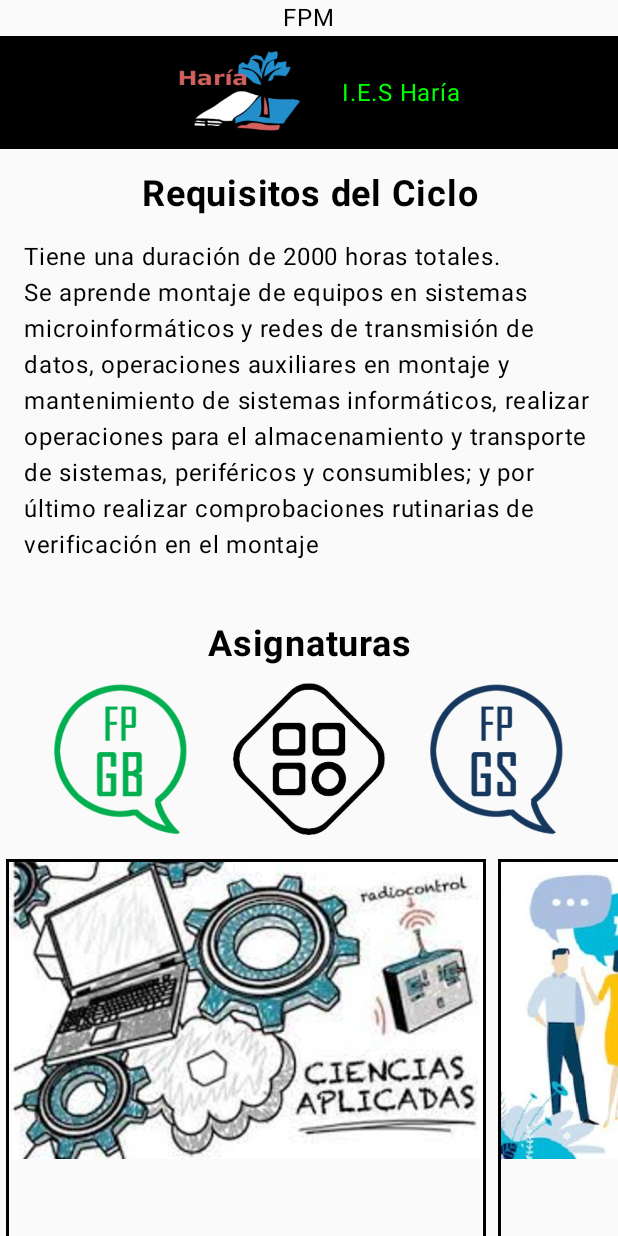
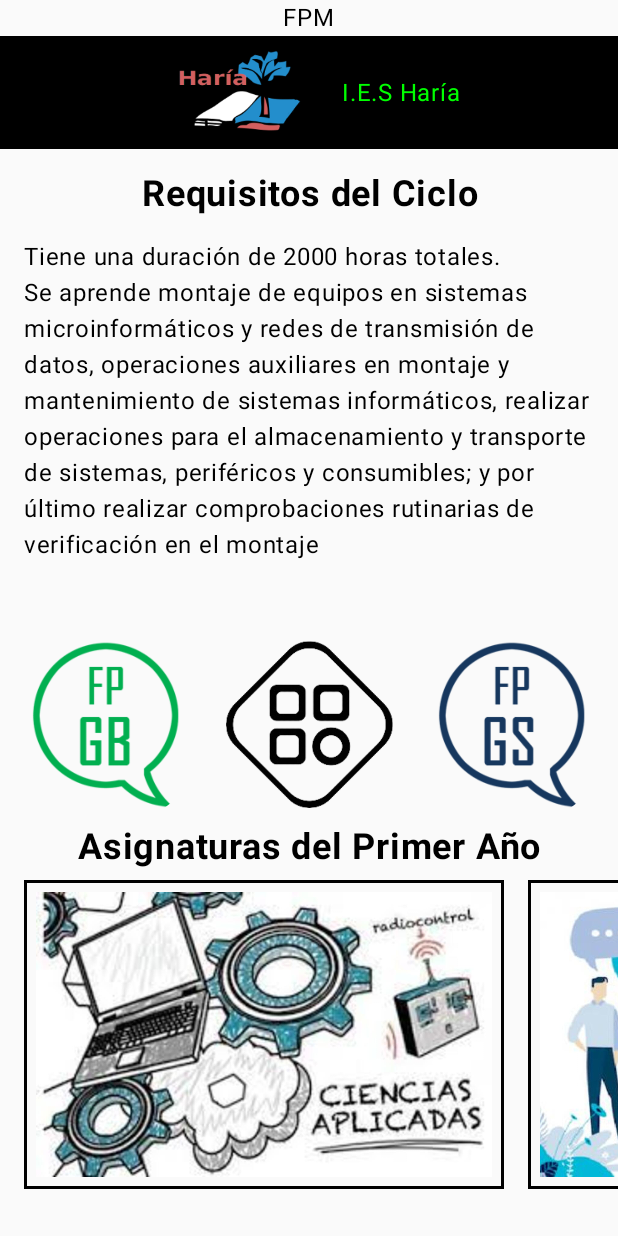
Before and after one commit to AlumnoDamian/InstitutoHaria, an Android app built with Jetpack Compose: the screen it shows after launch (MainActivity), after a tap on "fpm.png", on a phone screen of 412 x 824 dp. Run offline under Robolectric (Android 15) with nearby library versions, the phone set to English and light mode, and no system bars; 2 other taps on this screen came first.

Commit message:
He modificado y refactorizado
He modificado para que se pueda ver el nombre y la descripcion del Box de cada asignatura de forma correcta, tambien he refactorizado los botones para quitar lineas de codigo, y por ultimo agregue dos funciones llamadas MiTitulo y MiContenido, para poder colocar la informacion de cada ciclo

```diff
--- a/app/src/main/java/com/example/institutoharia/MainActivity.kt
+++ b/app/src/main/java/com/example/institutoharia/MainActivity.kt
@@ -14,6 +14,7 @@ import androidx.compose.foundation.clickable
 import androidx.compose.foundation.layout.Arrangement
 import androidx.compose.foundation.layout.Box
 import androidx.compose.foundation.layout.Column
+import androidx.compose.foundation.layout.PaddingValues
 import androidx.compose.foundation.layout.Row
 import androidx.compose.foundation.layout.Spacer
 import androidx.compose.foundation.layout.fillMaxSize
@@ -21,12 +22,9 @@ import androidx.compose.foundation.layout.fillMaxWidth
 import androidx.compose.foundation.layout.height
 import androidx.compose.foundation.layout.padding
 import androidx.compose.foundation.layout.size
+import androidx.compose.foundation.layout.width
 import androidx.compose.foundation.lazy.LazyColumn
 import androidx.compose.foundation.lazy.LazyRow
-import androidx.compose.foundation.lazy.items
-import androidx.compose.foundation.shape.CircleShape
-import androidx.compose.material3.CardDefaults
-import androidx.compose.material3.MaterialTheme
 import androidx.compose.material3.OutlinedCard
 import androidx.compose.material3.Text
 import androidx.compose.material3.TextButton
@@ -34,18 +32,16 @@ import androidx.compose.runtime.Composable
 import androidx.compose.runtime.getValue
 import androidx.compose.runtime.mutableStateOf
 import androidx.compose.runtime.remember
-import androidx.compose.runtime.rememberCoroutineScope
 import androidx.compose.runtime.saveable.rememberSaveable
 import androidx.compose.runtime.setValue
 import androidx.compose.ui.Alignment
 import androidx.compose.ui.Modifier
-import androidx.compose.ui.draw.clip
 import androidx.compose.ui.graphics.Color
-import androidx.compose.ui.layout.VerticalAlignmentLine
 import androidx.compose.ui.platform.LocalContext
 import androidx.compose.ui.res.painterResource
 import androidx.compose.ui.text.SpanStyle
 import androidx.compose.ui.text.buildAnnotatedString
+import androidx.compose.ui.text.font.Font
 import androidx.compose.ui.text.font.FontWeight
 import androidx.compose.ui.text.style.TextAlign
 import androidx.compose.ui.text.withStyle
@@ -127,26 +123,53 @@ fun MiTopBar() {
 }
 
 @Composable
-fun MiBotonPlaneate(onClick: () -> Unit, @DrawableRes imageResource: Int, contentDescription: String) {
+fun MiBotonPlaneate(onClick: () -> Unit, @DrawableRes imagenBoton: Int, contentDescription: String) {
     TextButton(
         onClick = { onClick() },
         modifier = Modifier.size(135.dp)
     ) {
         Image(
-            painter = painterResource(id = imageResource),
+            painter = painterResource(id = imagenBoton),
             contentDescription = contentDescription,
             modifier = Modifier.size(135.dp)
         )
     }
 }
+
+@Composable
+fun MiTitulo(
+    texto: String,
+    fontWeight: FontWeight,
+    textAlign: TextAlign
+) {
+    Text(
+        text = texto,
+        fontSize = 24.sp,
+        fontWeight = fontWeight,
+        textAlign = textAlign,
+        modifier = Modifier.padding(16.dp)
+    )
+}
+@Composable
+fun MiContenido(
+    texto: String,
+) {
+    Text(
+        text = texto,
+        fontSize = 16.sp,
+        modifier = Modifier.padding(start = 8.dp, end = 4.dp)
+    )
+    Spacer(modifier = Modifier.padding(16.dp))
+}
+
 /******************* GENERAL **********************/
 
 
 /******************* PRIMERA PÁGINA **********************/
 @Composable
 fun MiInicio(fpbClick: () -> Unit, fpmClick: () -> Unit, fpsClick: () -> Unit) {
-    Column (modifier = Modifier
-        .fillMaxWidth(),
+    Column (
+        modifier = Modifier.fillMaxWidth(),
         horizontalAlignment = Alignment.CenterHorizontally
     ) {
         MiTopBar()
@@ -161,32 +184,23 @@ fun MiInicio(fpbClick: () -> Unit, fpmClick: () -> Unit, fpsClick: () -> Unit) {
 
 @Composable
 fun MiInformacionDelCentro() {
-    Spacer(modifier = Modifier.padding(16.dp))
-    Text(
-        text = "Información del centro",
-        fontSize = 24.sp,
-        fontWeight = FontWeight.Bold,
-        textAlign = TextAlign.Center
-    )
-    Spacer(modifier = Modifier.padding(4.dp))
-    Text(
-        text = "Dirección: C. Santiago Noda, 4, 35520 Haría, Las Palmas.\n" +
+    MiTitulo("Información del Centro", FontWeight.Bold, TextAlign.Center)
+
+    MiContenido(
+        "Dirección: C. Santiago Noda, 4, 35520 Haría, Las Palmas.\n" +
               "Contactos: 928 30 30 14\n" +
               "Email: 35009206@gobiernodecanarias.org.\n" +
               "Dispone de la ESO, Bachillerato y FP Básica, Grado Medio y Superior de Informática y Comunicaciones.\n" +
-                "Cuenta con transporte escolar gratuito, turno de mañana y cafetería.",
-        fontSize = 16.sp,
-        modifier = Modifier.padding(start = 8.dp, end = 4.dp)
+              "Cuenta con transporte escolar gratuito, turno de mañana y cafetería."
     )
-    Spacer(modifier = Modifier.padding(16.dp))
 }
 
 @Composable
 fun MisBotonesInicio(fpbClick: () -> Unit, fpmClick: () -> Unit, fpsClick: () -> Unit) {
     Row {
-        MiBotonPlaneate(onClick = fpbClick, imageResource = R.drawable.fpb, contentDescription = "fpb.png")
-        MiBotonPlaneate(onClick = fpmClick, imageResource = R.drawable.fpm, contentDescription = "fpm.png")
-        MiBotonPlaneate(onClick = fpsClick, imageResource = R.drawable.fps, contentDescription = "fps.png")
+        MiBotonPlaneate(onClick = fpbClick, imagenBoton = R.drawable.fpb, contentDescription = "fpb.png")
+        MiBotonPlaneate(onClick = fpmClick, imagenBoton = R.drawable.fpm, contentDescription = "fpm.png")
+        MiBotonPlaneate(onClick = fpsClick, imagenBoton = R.drawable.fps, contentDescription = "fps.png")
     }
 }
 /******************* PRIMERA PÁGINA **********************/
@@ -196,8 +210,7 @@ fun MisBotonesInicio(fpbClick: () -> Unit, fpmClick: () -> Unit, fpsClick: () ->
 @Composable
 fun MiFPB(inicioClick: () -> Unit, fpmClick: () -> Unit, fpsClick: () -> Unit){
     LazyColumn (
-        modifier = Modifier
-            .fillMaxWidth(),
+        modifier = Modifier.fillMaxWidth(),
         horizontalAlignment = Alignment.CenterHorizontally
     ) {
         item{
@@ -259,43 +272,11 @@ fun MiInformacionYRequisitosFPB(){
 
 @Composable
 fun MisBotonesFPB(inicioClick: () -> Unit, fpmClick: () -> Unit, fpsClick: () -> Unit){
-
     Row {
-        TextButton(
-            onClick = { inicioClick() },
-            modifier = Modifier
-                .size(125.dp)
-        ) {
-            Image(
-                painter = painterResource(id = R.drawable.inicio),
-                contentDescription = "fpb.png",
-                modifier = Modifier.fillMaxSize(125f)
-            )
+        MiBotonPlaneate(onClick = inicioClick, imagenBoton = R.drawable.inicio, contentDescription = "inicio.png")
+        MiBotonPlaneate(onClick = fpmClick, imagenBoton = R.drawable.fpm, contentDescription = "fpm.png")
+        MiBotonPlaneate(onClick = fpsClick, imagenBoton = R.drawable.fps, contentDescription = "fps.png")
     }
-
-        TextButton(
-            onClick = { fpmClick() },
-            modifier = Modifier
-                .size(125.dp)
-        ) {
-            Image(
-                painter = painterResource(id = R.drawable.fpm),
-                contentDescription = "fpm.png",
-            )
-        }
-
-        TextButton(
-            onClick = { fpsClick() },
-            modifier = Modifier
-                .size(125.dp)
-        ) {
-            Image(
-                painter = painterResource(id = R.drawable.fps),
-                contentDescription = "fps.png",
-            )
-        }
-    }
-
 }
 
 @Composable
@@ -333,28 +314,34 @@ fun MiForAsignaturasFPB1(imagenAsignatura: List<Int>, nombre: List<String>, desc
     var expandirBox by remember {mutableStateOf(-1)}
 
     Text(
-        text = "Asignaturas",
+        text = "Asignaturas del Primer Año",
         fontSize = 24.sp,
         fontWeight = FontWeight.Bold,
         textAlign = TextAlign.Center
     )
 
     LazyRow(
-        modifier = Modifier.fillMaxWidth()
+        modifier = Modifier.fillMaxWidth(),
+        horizontalArrangement = Arrangement.spacedBy(16.dp),
+        contentPadding = PaddingValues(horizontal = 16.dp, vertical = 8.dp)
     ) {
         items(imagenAsignatura.size) { cadaItem ->
-            Column (modifier = Modifier.padding(4.dp)) {
             Box(
                 modifier = Modifier
-                        .size(320.dp)
+                    .width(320.dp)
                     .clickable {
                         expandirBox = if (expandirBox == cadaItem) -1 else cadaItem
                     }
                     .border(2.dp, Color.Black)
             ) {
+                Column (
+                    modifier = Modifier
+                        .fillMaxSize()
+                        .padding(8.dp)
+                ) {
                     Image(
                         painter = painterResource(id = imagenAsignatura[cadaItem]),
-                        contentDescription = "fps.png"
+                        contentDescription = nombre[cadaItem]
                     )
 
                     if (expandirBox == cadaItem){
@@ -366,7 +353,7 @@ fun MiForAsignaturasFPB1(imagenAsignatura: List<Int>, nombre: List<String>, desc
                         Spacer(modifier = Modifier.size(4.dp))
                         Text(
                             text = descripcion[cadaItem],
-                            fontWeight = FontWeight.Bold
+                            modifier = Modifier.fillMaxWidth()
                         )
                         Spacer(modifier = Modifier.size(4.dp))
                     }
@@ -424,52 +411,11 @@ fun MiInformacionYRequisitosFPM(){
 
 @Composable
 fun MisBotonesFPM(fpbClick: () -> Unit, inicioClick: () -> Unit, fpsClick: () -> Unit){
-
-    Text(
-        text = "Asignaturas",
-        fontSize = 24.sp,
-        fontWeight = FontWeight.Bold,
-        textAlign = TextAlign.Center
-    )
-
     Row {
-
-        TextButton(
-            onClick = { fpbClick() },
-            modifier = Modifier
-                .size(125.dp)
-        ) {
-            Image(
-                painter = painterResource(id = R.drawable.fpb),
-                contentDescription = "fpb.png",
-                modifier = Modifier.fillMaxSize(125f)
-            )
+        MiBotonPlaneate(onClick = fpbClick, imagenBoton = R.drawable.fpb, contentDescription = "fpb.png")
+        MiBotonPlaneate(onClick = inicioClick, imagenBoton = R.drawable.inicio, contentDescription = "inicio.png")
+        MiBotonPlaneate(onClick = fpsClick, imagenBoton = R.drawable.fps, contentDescription = "fps.png")
     }
-
-        TextButton(
-            onClick = { inicioClick() },
-            modifier = Modifier
-                .size(125.dp)
-        ) {
-            Image(
-                painter = painterResource(id = R.drawable.inicio),
-                contentDescription = "inicio.png",
-                modifier = Modifier.fillMaxSize(125f)
-            )
-        }
-
-        TextButton(
-            onClick = { fpsClick() },
-            modifier = Modifier
-                .size(125.dp)
-        ) {
-            Image(
-                painter = painterResource(id = R.drawable.fps),
-                contentDescription = "fps.png",
-            )
-        }
-    }
-
 }
 
 @Composable
@@ -506,22 +452,35 @@ fun MiForAsignaturasFPM1(imagenAsignatura: List<Int>, nombre: List<String>, desc
 
     var expandirBox by remember {mutableStateOf(-1)}
 
+    Text(
+        text = "Asignaturas del Primer Año",
+        fontSize = 24.sp,
+        fontWeight = FontWeight.Bold,
+        textAlign = TextAlign.Center
+    )
+
     LazyRow(
-        modifier = Modifier.fillMaxWidth()
+        modifier = Modifier.fillMaxWidth(),
+        horizontalArrangement = Arrangement.spacedBy(16.dp),
+        contentPadding = PaddingValues(horizontal = 16.dp, vertical = 8.dp)
     ) {
         items(imagenAsignatura.size) { cadaItem ->
-            Column (modifier = Modifier.padding(4.dp)) {
             Box(
                 modifier = Modifier
-                        .size(320.dp)
+                    .width(320.dp)
                     .clickable {
                         expandirBox = if (expandirBox == cadaItem) -1 else cadaItem
                     }
                     .border(2.dp, Color.Black)
             ) {
+                Column (
+                    modifier = Modifier
+                        .fillMaxSize()
+                        .padding(8.dp)
+                ) {
                     Image(
                         painter = painterResource(id = imagenAsignatura[cadaItem]),
-                        contentDescription = "fps.png"
+                        contentDescription = nombre[cadaItem]
                     )
 
                     if (expandirBox == cadaItem){
@@ -533,7 +492,7 @@ fun MiForAsignaturasFPM1(imagenAsignatura: List<Int>, nombre: List<String>, desc
                         Spacer(modifier = Modifier.size(4.dp))
                         Text(
                             text = descripcion[cadaItem],
-                            fontWeight = FontWeight.Bold
+                            modifier = Modifier.fillMaxWidth()
                         )
                         Spacer(modifier = Modifier.size(4.dp))
                     }
@@ -591,51 +550,11 @@ fun MiInformacionYRequisitosFPS(){
 
 @Composable
 fun MisBotonesFPS(fpbClick: () -> Unit, fpmClick: () -> Unit, inicioClick: () -> Unit){
-
-    Text(
-        text = "Asignaturas",
-        fontSize = 24.sp,
-        fontWeight = FontWeight.Bold,
-        textAlign = TextAlign.Center
-    )
-
     Row {
-
-        TextButton(
-            onClick = { fpbClick() },
-            modifier = Modifier
-                .size(125.dp)
-        ) {
-            Image(
-                painter = painterResource(id = R.drawable.fpb),
-                contentDescription = "fpb.png",
-                modifier = Modifier.fillMaxSize(125f)
-            )
+        MiBotonPlaneate(onClick = fpbClick, imagenBoton = R.drawable.fpb, contentDescription = "fpb.png")
+        MiBotonPlaneate(onClick = fpmClick, imagenBoton = R.drawable.fpm, contentDescription = "fpm.png")
+        MiBotonPlaneate(onClick = inicioClick, imagenBoton = R.drawable.inicio, contentDescription = "inicio.png")
     }
-
-        TextButton(
-            onClick = { fpmClick() },
-            modifier = Modifier
-                .size(125.dp)
-        ) {
-            Image(
-                painter = painterResource(id = R.drawable.fpm),
-                contentDescription = "fpm.png",
-            )
-        }
-
-        TextButton(
-            onClick = { inicioClick() },
-            modifier = Modifier
-                .size(125.dp)
-        ) {
-            Image(
-                painter = painterResource(id = R.drawable.inicio),
-                contentDescription = "inicio.png",
-            )
-        }
-    }
-
 }
 
 @Composable
@@ -672,22 +591,35 @@ fun MiForAsignaturasFPS1(imagenAsignatura: List<Int>, nombre: List<String>, desc
 
     var expandirBox by remember {mutableStateOf(-1)}
 
+    Text(
+        text = "Asignaturas del Primer Año",
+        fontSize = 24.sp,
+        fontWeight = FontWeight.Bold,
+        textAlign = TextAlign.Center
+    )
+
     LazyRow(
-        modifier = Modifier.fillMaxWidth()
+        modifier = Modifier.fillMaxWidth(),
+        horizontalArrangement = Arrangement.spacedBy(16.dp),
+        contentPadding = PaddingValues(horizontal = 16.dp, vertical = 8.dp)
     ) {
         items(imagenAsignatura.size) { cadaItem ->
-            Column (modifier = Modifier.padding(4.dp)) {
             Box(
                 modifier = Modifier
-                        .size(320.dp)
+                    .width(320.dp)
                     .clickable {
                         expandirBox = if (expandirBox == cadaItem) -1 else cadaItem
                     }
                     .border(2.dp, Color.Black)
             ) {
+                Column (
+                    modifier = Modifier
+                        .fillMaxSize()
+                        .padding(8.dp)
+                ) {
                     Image(
                         painter = painterResource(id = imagenAsignatura[cadaItem]),
-                        contentDescription = "fps.png"
+                        contentDescription = nombre[cadaItem]
                     )
 
                     if (expandirBox == cadaItem){
@@ -699,7 +631,7 @@ fun MiForAsignaturasFPS1(imagenAsignatura: List<Int>, nombre: List<String>, desc
                         Spacer(modifier = Modifier.size(4.dp))
                         Text(
                             text = descripcion[cadaItem],
-                            fontWeight = FontWeight.Bold
+                            modifier = Modifier.fillMaxWidth()
                         )
                         Spacer(modifier = Modifier.size(4.dp))
                     }
--- a/app/src/main/java/com/example/institutoharia/ui/theme/Theme.kt
+++ b/app/src/main/java/com/example/institutoharia/ui/theme/Theme.kt
@@ -41,7 +41,7 @@ private val LightColorScheme = lightColorScheme(
 fun InstitutoHariaTheme(
     darkTheme: Boolean = isSystemInDarkTheme(),
     // Dynamic color is available on Android 12+
-    dynamicColor: Boolean = true,
+    dynamicColor: Boolean = false,
     content: @Composable () -> Unit
 ) {
     val colorScheme = when {
```
Lines whose indentation alone changed are shown as unchanged.
